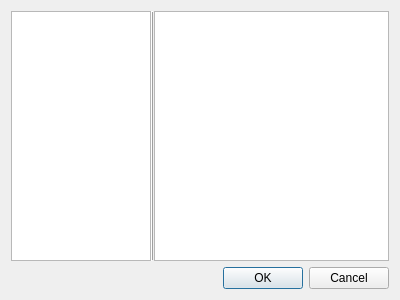
First picture: the form in soundGEN/widgets/dialogfunctions.ui, repository Posedelov-Evgeniy/Sgen, before the edit.
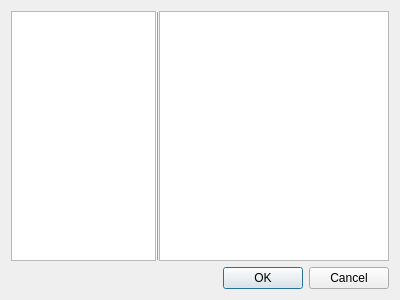
Second picture: the form after the edit.

Commit message: доперевёл новые фразы

Diff of the .ui file:
```diff
--- a/soundGEN/widgets/dialogfunctions.ui
+++ b/soundGEN/widgets/dialogfunctions.ui
@@ -50,13 +50,13 @@
        </property>
        <property name="minimumSize">
         <size>
-         <width>140</width>
+         <width>145</width>
          <height>0</height>
         </size>
        </property>
        <property name="maximumSize">
         <size>
-         <width>140</width>
+         <width>145</width>
          <height>16777215</height>
         </size>
        </property>
```
The commit also changes 2 other files.
